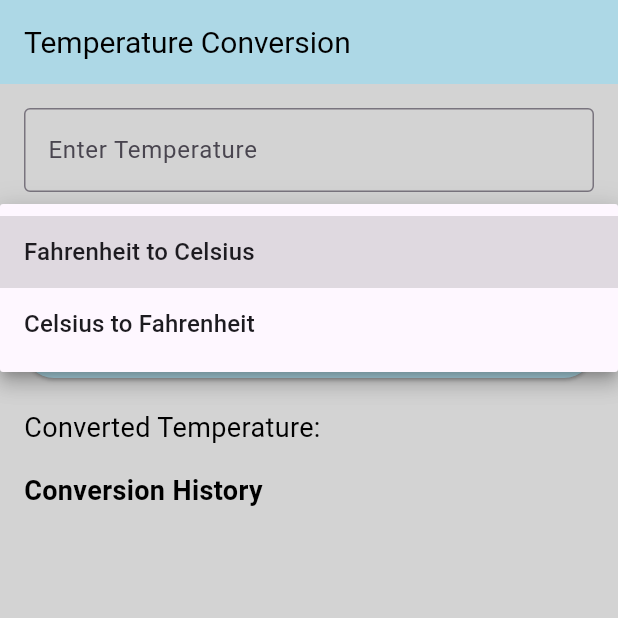
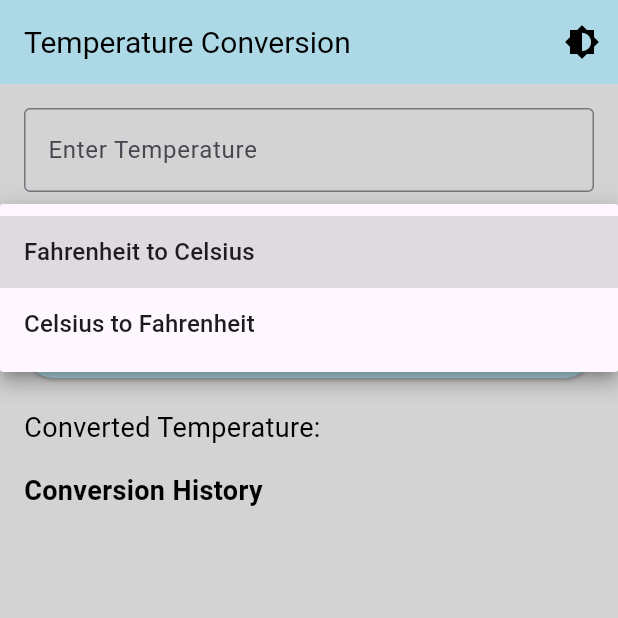
Before and after one commit to Bryaurel/temperature_conversion_app, a Flutter app: the screen it shows after launch, after a tap on "Fahrenheit to Celsius", on a phone screen of 412 x 824 dp, the top half of it. Run offline on Flutter 3.47's test engine with Material 3 defaults, Android fonts, the phone set to English and light mode, and no system bars.

```diff
--- a/temp_conv_app/lib/main.dart
+++ b/temp_conv_app/lib/main.dart
@@ -5,8 +5,13 @@ void main() {
 }
 
 class TempConversionApp extends StatelessWidget {
+  final ValueNotifier<ThemeMode> _notifier = ValueNotifier(ThemeMode.light);
+
   @override
   Widget build(BuildContext context) {
+    return ValueListenableBuilder<ThemeMode>(
+      valueListenable: _notifier,
+      builder: (_, ThemeMode currentMode, __) {
         return MaterialApp(
           title: 'Temperature Conversion',
           theme: ThemeData(
@@ -48,13 +53,19 @@ class TempConversionApp extends StatelessWidget {
               ),
             ),
           ),
-      themeMode: ThemeMode.system,
-      home: TempConversionHomePage(),
+          themeMode: currentMode,
+          home: TempConversionHomePage(notifier: _notifier),
+        );
+      },
     );
   }
 }
 
 class TempConversionHomePage extends StatefulWidget {
+  final ValueNotifier<ThemeMode> notifier;
+
+  TempConversionHomePage({required this.notifier});
+
   @override
   _TempConversionHomePageState createState() => _TempConversionHomePageState();
 }
@@ -95,6 +106,15 @@ class _TempConversionHomePageState extends State<TempConversionHomePage> {
     return Scaffold(
       appBar: AppBar(
         title: Text('Temperature Conversion'),
+        actions: [
+          IconButton(
+            icon: Icon(Icons.brightness_6),
+            onPressed: () {
+              widget.notifier.value =
+                  widget.notifier.value == ThemeMode.light ? ThemeMode.dark : ThemeMode.light;
+            },
+          ),
+        ],
       ),
       body: Padding(
         padding: const EdgeInsets.all(16.0),
```
Lines whose indentation alone changed are shown as unchanged.
